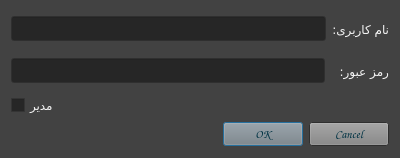
First picture: the form in logindialog.ui, repository iliya-slpr/ap_project, before the edit.
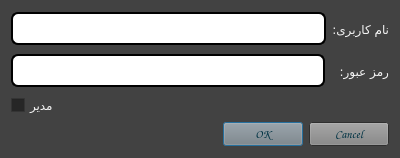
Second picture: the form after the edit. Icons and pictures are not drawn.

Patch:
```diff
--- a/logindialog.ui
+++ b/logindialog.ui
@@ -268,6 +268,19 @@
       <layout class="QHBoxLayout" name="horizontalLayout_2">
        <item>
         <widget class="QLineEdit" name="usernameLineEdit">
+         <property name="styleSheet">
+          <string notr="true">QLineEdit
+{
+border-radius:7px;
+border:2px solid black;
+padding:5px;
+}
+QLineEdit:focus
+{
+border:5px solid #44a;
+}
+</string>
+         </property>
          <property name="frame">
           <bool>true</bool>
          </property>
@@ -286,6 +299,19 @@
       <layout class="QHBoxLayout" name="horizontalLayout">
        <item>
         <widget class="QLineEdit" name="passwordLineEdit">
+         <property name="styleSheet">
+          <string notr="true">QLineEdit
+{
+border-radius:7px;
+border:2px solid black;
+padding:5px;
+}
+QLineEdit:focus
+{
+border:5px solid #44a;
+}
+</string>
+         </property>
          <property name="echoMode">
           <enum>QLineEdit::Password</enum>
          </property>
```
Left out of the diff: 3 changed lines with no effect on the pictures.
